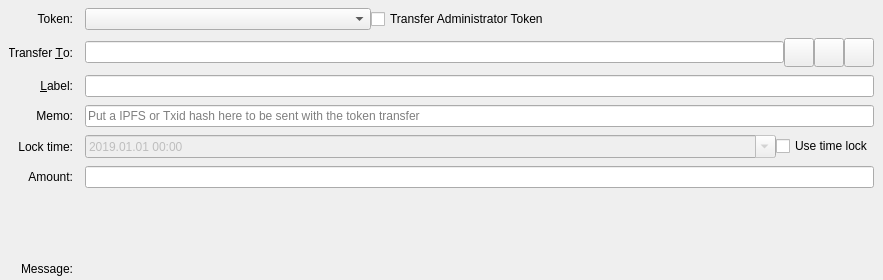
Before: the Qt Designer form src/qt/forms/sendtokensentry.ui in PaladeumBlockchain/Paladeum, drawn with Qt 5.
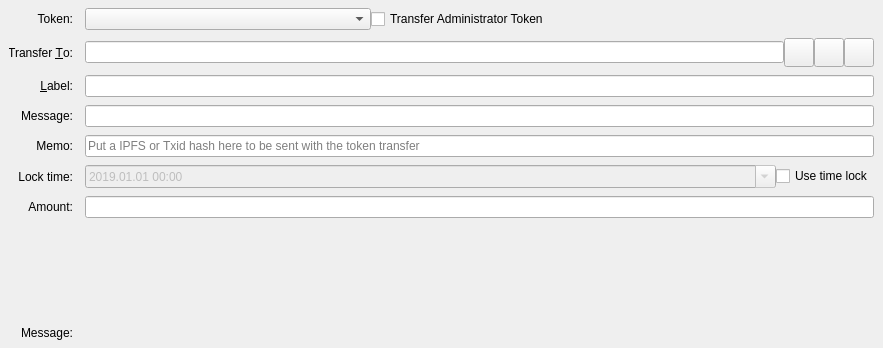
After: the same form once the commit is applied. Icons and pictures are not drawn. Custom widgets are drawn as their Qt base class.

```diff
--- a/src/qt/forms/sendtokensentry.ui
+++ b/src/qt/forms/sendtokensentry.ui
@@ -7,7 +7,7 @@
     <x>0</x>
     <y>0</y>
     <width>883</width>
-    <height>266</height>
+    <height>348</height>
    </rect>
   </property>
   <property name="focusPolicy">
@@ -317,6 +317,23 @@
       </item>
      </layout>
     </item>
+    <item row="4" column="0">
+     <widget class="QLabel" name="txMessageLabel">
+      <property name="text">
+       <string>Message:</string>
+      </property>
+      <property name="alignment">
+       <set>Qt::AlignRight|Qt::AlignTrailing|Qt::AlignVCenter</set>
+      </property>
+     </widget>
+    </item>
+    <item row="4" column="2">
+     <widget class="QLineEdit" name="txMessageEdit">
+      <property name="maxLength">
+       <number>120</number>
+      </property>
+     </widget>
+    </item>
    </layout>
   </widget>
   <widget class="QFrame" name="SendCoins_UnauthenticatedPaymentRequest">
```
